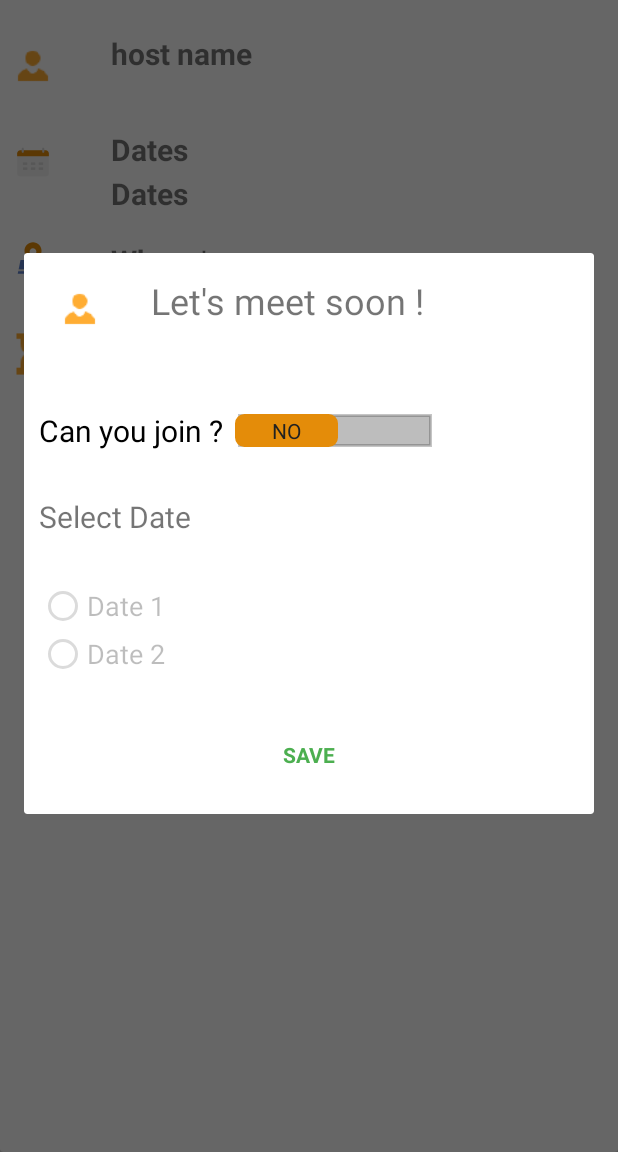
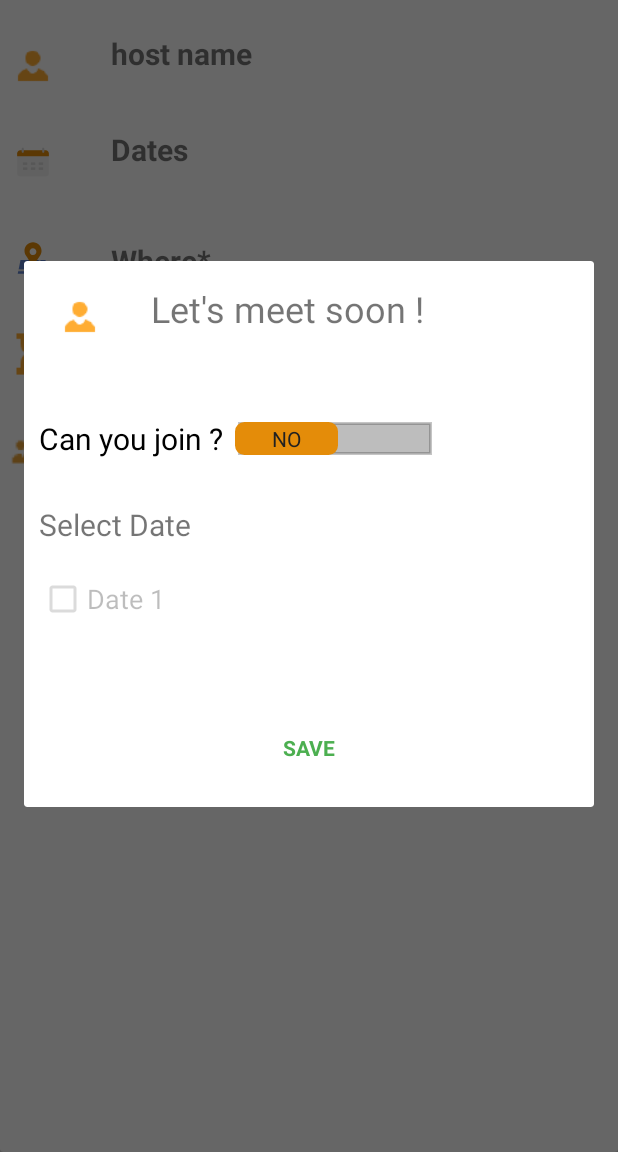
Before and after one commit to CodepathGroup8-JenniferSonali/LetMeetHappen, an Android app: the fragment RespondEventInviteFragment placed in its activity, on a phone screen of 412 x 824 dp, the part 84-1236 px from its top. Run offline under Robolectric (Android 15) with nearby library versions, the light colour scheme and no system bars; our stand-ins replace ButterKnife, Firebase (no records; nobody signed in at launch, a user with empty details on screens opened directly); libraries missing offline, so code that uses them is left out: jp.wasabeef.glide, org.parceler; pictures from the network do not load; 19 statements that could not run were skipped.

Commit message:
Add Attendees to event detail. allow multiple date selection...changed it to checkbox instead of radio group.
Making 2nd date visible only if its available.

```diff
--- a/app/src/main/java/com/example/skarwa/letmeethappen/activities/ViewEventDetailActivity.java
+++ b/app/src/main/java/com/example/skarwa/letmeethappen/activities/ViewEventDetailActivity.java
@@ -11,18 +11,32 @@ import android.view.Menu;
 import android.view.MenuItem;
 import android.view.View;
 import android.widget.Button;
+import android.widget.EditText;
 import android.widget.TextView;
+import android.widget.Toast;
 
 import com.example.skarwa.letmeethappen.R;
 import com.example.skarwa.letmeethappen.fragments.RespondEventInviteFragment;
 import com.example.skarwa.letmeethappen.models.Event;
 import com.example.skarwa.letmeethappen.models.EventStatus;
+import com.example.skarwa.letmeethappen.models.User;
 import com.example.skarwa.letmeethappen.utils.Constants;
 import com.google.firebase.auth.FirebaseAuth;
+import com.google.firebase.database.DataSnapshot;
+import com.google.firebase.database.DatabaseError;
+import com.google.firebase.database.DatabaseReference;
+import com.google.firebase.database.FirebaseDatabase;
+import com.google.firebase.database.ValueEventListener;
 
 import org.parceler.Parcels;
 
+import java.util.ArrayList;
+import java.util.HashMap;
+import java.util.HashSet;
 import java.util.Iterator;
+import java.util.List;
+import java.util.Map;
+import java.util.Set;
 
 import butterknife.BindView;
 import butterknife.ButterKnife;
@@ -37,6 +51,8 @@ public class ViewEventDetailActivity extends AppCompatActivity implements Consta
     String loggedInUserId;
     String loggedInUserDisplayName;
     SharedPreferences sharedPref;
+    Map<String,String> attendeeUsers;
+    DatabaseReference mDatabase;
 
     @BindView(R.id.btnRespond)
     Button btnRespond;
@@ -59,6 +75,9 @@ public class ViewEventDetailActivity extends AppCompatActivity implements Consta
     @BindView(R.id.tvDates2)
     TextView tvDates2;
 
+    @BindView(R.id.etAttendees)
+    EditText etAttendees;
+
     @Override
     protected void onCreate(Bundle savedInstanceState) {
         super.onCreate(savedInstanceState);
@@ -70,6 +89,7 @@ public class ViewEventDetailActivity extends AppCompatActivity implements Consta
                 USER_DETAILS, Context.MODE_PRIVATE);
 
         setSupportActionBar(toolbar);
+        mDatabase = FirebaseDatabase.getInstance().getReference();
 
         mEvent = Parcels.unwrap(getIntent().getParcelableExtra(EVENT_OBJ));
         loggedInUserId = sharedPref.getString(USER_ID, null);
@@ -77,9 +97,42 @@ public class ViewEventDetailActivity extends AppCompatActivity implements Consta
 
         ButterKnife.bind(this);
 
-        generateDetailEventView();
+
         getSupportActionBar().setTitle(mEvent.getEventName());
         getSupportActionBar().setDisplayHomeAsUpEnabled(true);
+
+
+        attendeeUsers = new HashMap<String, String>();
+        for(Map.Entry<String,Boolean> entry : mEvent.getAttendedUser().entrySet()){
+            if(entry.getValue().equals(true)){
+                attendeeUsers.put(entry.getKey(),"");
+            }
+        }
+
+        mDatabase.child(USERS_ENDPOINT).addListenerForSingleValueEvent(new ValueEventListener() {
+            @Override
+            public void onDataChange(DataSnapshot dataSnapshot) {
+                for (DataSnapshot snapshot : dataSnapshot.getChildren()){
+                    User user = snapshot.getValue(User.class);
+                    if(attendeeUsers.containsKey(user.getId())){
+                        attendeeUsers.put(user.getId(),user.getDisplayName());
+                    }
+                }
+                if(attendeeUsers.values().size() > 0){
+                    String attendeeList = attendeeUsers.values().toString();
+                    attendeeList = attendeeList.replaceAll("\\[", "").replaceAll("\\]","");
+                    etAttendees.setText(attendeeList);
+                }
+            }
+
+            @Override
+            public void onCancelled(DatabaseError databaseError) {
+                Log.w(TAG, "onCancelled", databaseError.toException());
+                Toast.makeText(getApplicationContext(), "Failed to load users.",
+                        Toast.LENGTH_SHORT).show();
+            }
+        });
+        generateDetailEventView();
     }
 
     @Override
@@ -112,10 +165,12 @@ public class ViewEventDetailActivity extends AppCompatActivity implements Consta
         tvRSVPDate.setText(mEvent.getAcceptByDate());
         tvHostName.setText(mEvent.getPlannerName());
 
+
         Iterator<String> itr = mEvent.getEventDateOptions().keySet().iterator();
         tvDates.setText(itr.next());
 
         if (itr.hasNext()) {
+            tvDates2.setVisibility(View.VISIBLE);
             tvDates2.setText(itr.next());
         }
 
--- a/app/src/main/java/com/example/skarwa/letmeethappen/fragments/RespondEventInviteFragment.java
+++ b/app/src/main/java/com/example/skarwa/letmeethappen/fragments/RespondEventInviteFragment.java
@@ -10,8 +10,8 @@ import android.view.LayoutInflater;
 import android.view.View;
 import android.view.ViewGroup;
 import android.widget.Button;
+import android.widget.CheckBox;
 import android.widget.ImageView;
-import android.widget.RadioButton;
 import android.widget.Switch;
 import android.widget.TextView;
 
@@ -63,11 +63,11 @@ public class RespondEventInviteFragment extends DialogFragment {
     @BindView(R.id.swResponse)
     Switch response;
 
-    @BindView(R.id.rbDateOption1)
-    RadioButton rbDate1;
+    @BindView(R.id.cbDateOption1)
+    CheckBox cbDate1;
 
-    @BindView(R.id.rbDateOption2)
-    RadioButton rbDate2;
+    @BindView(R.id.cbDateOption2)
+    CheckBox cbDate2;
 
 
     // [START declare_database_ref]
@@ -126,36 +126,34 @@ public class RespondEventInviteFragment extends DialogFragment {
                 .into(ivHostIcon);
 
         String[] dateArray = event.getEventDateOptions().keySet().toArray(new String[2]);
-        rbDate1.setText(dateArray[0]);
-        rbDate1.setEnabled(false);
-        rbDate2.setText(dateArray[1]);
-        rbDate2.setEnabled(false);
+        cbDate1.setText(dateArray[0]);
+        cbDate1.setEnabled(false);
+        if(!dateArray[1].isEmpty()){
+            cbDate2.setVisibility(View.VISIBLE);
+            cbDate2.setText(dateArray[1]);
+            cbDate2.setEnabled(false);
+        } else{
+            cbDate2.setVisibility(View.INVISIBLE);
+        }
 
         if (event.getPlannerMsgToGroup() != null) {
             tvMsg.setText(event.getPlannerMsgToGroup());
         } else {
             tvMsg.setText(Constants.DEFAULT_MSG);
         }
-        //TODO enable yes , no ,send update only when date selected
-        //TODO set date on event when checked
-
         response.setOnClickListener(new View.OnClickListener() {
 
             @Override
             public void onClick(View v) {
                 Log.d(TAG, "Switch selected");
-
-                if(response.isChecked()){
-                    event.addAttendedUser(loggedInUserId, response.isChecked());
+                event.addAttendedUser(loggedInUserId, response.isChecked());
+                if(response.isChecked()) {
                     if (event.getEventDateOptions().size() > 1) {
-                        rbDate1.setEnabled(true);
-                        rbDate2.setEnabled(true);
+                        cbDate1.setEnabled(true);
+                        cbDate2.setEnabled(true);
                     } else {
-                        rbDate1.setChecked(true);
+                        cbDate1.setChecked(true);
                     }
-                } else {
-                    rbDate1.setEnabled(false);
-                    rbDate2.setEnabled(false);
                 }
             }
         });
@@ -173,12 +171,17 @@ public class RespondEventInviteFragment extends DialogFragment {
 
     private void sendUpdate() {
         int attendingCount = 0;
-        if(rbDate1.isChecked()){
-            int value = event.getEventDateOptions().get(rbDate1.getText());
-            event.getEventDateOptions().put(rbDate1.getText().toString(),++value);
-        } else if(rbDate2.isChecked()){
-            int value = event.getEventDateOptions().get(rbDate2.getText());
-            event.getEventDateOptions().put(rbDate2.getText().toString(),++value);
+        boolean isAttending = response.isChecked();
+
+        if(isAttending){
+            if(cbDate1.isChecked()) {
+                int value = event.getEventDateOptions().get(cbDate1.getText());
+                event.getEventDateOptions().put(cbDate1.getText().toString(), ++value);
+            }
+            if(cbDate2.isChecked()){
+                int value = event.getEventDateOptions().get(cbDate2.getText());
+                event.getEventDateOptions().put(cbDate2.getText().toString(),++value);
+            }
         }
 
         //loop a Map
@@ -206,29 +209,19 @@ public class RespondEventInviteFragment extends DialogFragment {
             }
         }
 
-
-
-
-        //TODO update event with response
         Map<String, Boolean> groupMembers = event.getGroup().getMembers();
 
+        //update event with response
         Map<String, Object> childUpdates = new HashMap<>();
         childUpdates.put("/" + EVENTS_ENDPOINT + "/" + event.getId(), event);
 
-        //TODO update event for all the users part of the event
+        //update event for all the users part of the event
         for (String userId : groupMembers.keySet()) {
             childUpdates.put("/" + USER_EVENTS + "/" + userId + "/" + event.getId(), event);
         }
 
         mDatabase.updateChildren(childUpdates);
-
         Intent intent = new Intent(getActivity(), ViewEventsActivity.class);
         startActivity(intent);
-
-        //DatabaseReference groupMembers = mDatabase.child(GROUPS_ENDPOINT).child(event.getGroup().getId()).child("members");
-    }
-
-    private void updateEvent(String userId, boolean response) {
-
     }
 }
--- a/app/src/main/java/com/example/skarwa/letmeethappen/viewholder/EventViewHolder.java
+++ b/app/src/main/java/com/example/skarwa/letmeethappen/viewholder/EventViewHolder.java
@@ -48,6 +48,7 @@ public class EventViewHolder extends RecyclerView.ViewHolder {
 
     public void bindToEvent(Event event, Context context) {
         tvEventName.setText(event.getEventName());
+        tvDate2.setVisibility(View.INVISIBLE);
 
         String dateOptions = event.getEventDateOptions().keySet().toString();
 
--- a/app/src/main/res/layout/activity_event_detail.xml
+++ b/app/src/main/res/layout/activity_event_detail.xml
@@ -9,7 +9,7 @@
 
     <RelativeLayout
         android:layout_width="wrap_content"
-        android:layout_height="wrap_content">
+        android:layout_height="449dp">
 
         <!-- The ActionBar displayed at the top -->
         <include
@@ -58,8 +58,8 @@
             android:layout_width="@dimen/profileSize"
             android:layout_height="@dimen/profileSize"
             android:layout_alignParentStart="true"
+            android:layout_below="@id/ivEventDateIcon"
             android:layout_marginTop="20dp"
-            android:layout_below="@id/ivEventDateIcon"
             android:padding="@dimen/profileImagePadding"
             android:src="@drawable/ic_location" />
 
@@ -67,10 +67,10 @@
             android:id="@+id/tvLocationValue"
             android:layout_width="wrap_content"
             android:layout_height="wrap_content"
+            android:layout_alignTop="@id/ivLocationIcon"
             android:layout_below="@+id/ivEventDateIcon"
             android:layout_marginLeft="30dp"
             android:layout_marginTop="10dp"
-            android:layout_alignTop="@id/ivLocationIcon"
             android:layout_toEndOf="@+id/ivEventDateIcon"
             android:text="@string/locationHint"
             android:textSize="@dimen/titleTextSize"
@@ -95,9 +95,9 @@
             android:layout_alignBottom="@+id/ivSandClockIcon"
             android:layout_below="@+id/ivLocationIcon"
             android:layout_marginLeft="30dp"
+            android:layout_marginTop="20dp"
             android:layout_toEndOf="@+id/ivLocationIcon"
             android:inputType="date"
-            android:layout_marginTop="20dp"
             android:text="Thurs, Oct 13"
             android:textSize="@dimen/titleTextSize"
             android:textStyle="bold" />
@@ -122,6 +122,7 @@
             android:layout_marginLeft="30dp"
             android:layout_toEndOf="@+id/ivEventDateIcon"
             android:paddingTop="2dp"
+            android:visibility="invisible"
             android:text="Dates"
             android:textSize="@dimen/titleTextSize"
             android:textStyle="bold" />
@@ -131,13 +132,47 @@
             style="@style/BorderlessButton"
             android:layout_width="wrap_content"
             android:layout_height="wrap_content"
-            android:layout_below="@+id/ivSandClockIcon"
-            android:layout_centerHorizontal="true"
-            android:layout_margin="20dp"
             android:text="@string/rsvp"
-            android:textSize="@dimen/buttonTextSize" />
+            android:textSize="@dimen/buttonTextSize"
+            android:layout_marginLeft="20dp"
+            android:layout_marginRight="20dp"
+            android:layout_marginTop="20dp"
+            android:layout_below="@+id/etAttendees"
+            android:layout_centerHorizontal="true" />
+
+        <EditText
+            android:id="@+id/etAttendees"
+            android:layout_width="wrap_content"
+            android:layout_height="wrap_content"
+            android:ems="10"
+            android:clickable="false"
+            android:textSize="@dimen/titleTextSize"
+            android:textStyle="bold"
+            android:inputType="textMultiLine"
+            android:background="@null"
+            android:layout_below="@+id/tvRSVPDate"
+            android:layout_alignStart="@+id/tvRSVPDate"
+            android:layout_marginTop="20dp"
+            android:lines="2"
+            android:textColor="@color/secondary_text"
+            android:maxLines="5"
+            android:cursorVisible="false"
+            android:scrollbars="vertical"
+            android:layout_alignParentEnd="true" />
+
+        <ImageView
+            android:id="@+id/ivAttendee"
+            android:layout_width="@dimen/profileSize"
+            android:layout_height="@dimen/profileSize"
+            android:padding="@dimen/profileImagePadding"
+            android:layout_alignParentStart="true"
+            android:layout_alignTop="@+id/etAttendees"
+            app:srcCompat="@drawable/ic_people_icon" />
+
 
     </RelativeLayout>
 
 
+
+
 </android.support.v7.widget.CardView>
--- a/app/src/main/res/layout/fragment_respond_event_invite.xml
+++ b/app/src/main/res/layout/fragment_respond_event_invite.xml
@@ -1,94 +1,89 @@
 <?xml version="1.0" encoding="utf-8"?>
 <RelativeLayout xmlns:android="http://schemas.android.com/apk/res/android"
     xmlns:tools="http://schemas.android.com/tools"
+    android:layout_width="match_parent"
+    android:layout_height="fill_parent"
     android:layout_margin="15dp"
-    android:padding="10dp"
-    android:layout_width="match_parent"
-    android:layout_height="fill_parent">
+    android:padding="10dp">
 
     <ImageView
         android:id="@+id/ivHostIcon"
-        android:textSize="@dimen/subheadingTextSize"
-        android:layout_marginTop="20dp"
-        android:layout_margin="5dp"
-        android:padding="@dimen/profileImagePadding"
         android:layout_width="@dimen/profileSize"
         android:layout_height="@dimen/profileSize"
         android:layout_alignParentStart="true"
         android:layout_alignParentTop="true"
-        android:src="@drawable/ic_host_icon"/>
+        android:layout_margin="5dp"
+        android:layout_marginTop="20dp"
+        android:padding="@dimen/profileImagePadding"
+        android:src="@drawable/ic_host_icon"
+        android:textSize="@dimen/subheadingTextSize" />
 
     <Switch
         android:id="@+id/swResponse"
         style="@style/MySwitchStyle"
         android:layout_width="wrap_content"
         android:layout_height="wrap_content"
+        android:layout_alignParentStart="true"
+        android:layout_below="@+id/ivHostIcon"
         android:layout_marginTop="40dp"
         android:showText="true"
         android:text="Can you join ?"
+        android:textAlignment="viewStart"
         android:textOff="No"
         android:textOn="Yes"
-        android:textAlignment="viewStart"
         android:textSize="@dimen/titleTextSize"
-        tools:text="@string/ask"
-        android:layout_below="@+id/ivHostIcon"
-        android:layout_alignParentStart="true" />
+        tools:text="@string/ask" />
 
     <TextView
         android:id="@+id/tvAvailability"
         android:layout_width="wrap_content"
         android:layout_height="wrap_content"
+        android:layout_alignParentEnd="true"
         android:layout_alignParentStart="true"
         android:layout_below="@+id/swResponse"
         android:layout_marginTop="30dp"
         android:text="@string/availability"
-        android:textSize="@dimen/titleTextSize"
-        android:layout_alignParentEnd="true" />
+        android:textSize="@dimen/titleTextSize" />
 
-    <RadioGroup
-        android:id="@+id/rbGroup"
-        android:layout_width="match_parent"
-        android:layout_height="wrap_content"
-        android:layout_below="@+id/tvAvailability"
-        android:layout_alignParentStart="true"
-        android:layout_marginTop="30dp">
 
-        <RadioButton
-            android:id="@+id/rbDateOption1"
+    <CheckBox
+        android:id="@+id/cbDateOption1"
         android:layout_width="wrap_content"
         android:layout_height="wrap_content"
+        android:layout_marginTop="20dp"
+        android:layout_below="@id/tvAvailability"
         android:text="Date 1"
         android:textSize="@dimen/subheadingTextSize" />
 
-        <RadioButton
-            android:id="@+id/rbDateOption2"
+    <CheckBox
+        android:id="@+id/cbDateOption2"
         android:layout_width="wrap_content"
         android:layout_height="wrap_content"
         android:text="Date 2"
-            android:textSize="@dimen/subheadingTextSize" />
-
-    </RadioGroup>
+        android:textSize="@dimen/subheadingTextSize"
+        android:layout_below="@+id/cbDateOption1"
+        android:layout_alignParentStart="true" />
 
     <Button
         android:id="@+id/btnSendUpdate"
         style="@style/BorderlessButton"
         android:layout_width="wrap_content"
         android:layout_height="wrap_content"
-        android:text="@string/save_button_text"
-        android:textAppearance="@style/TextAppearance.AppCompat.Medium"
+        android:layout_below="@+id/cbDateOption2"
+        android:layout_centerHorizontal="true"
         android:layout_marginTop="21dp"
         android:padding="20dp"
-        android:layout_below="@+id/rbGroup"
-        android:layout_centerHorizontal="true" />
+        android:text="@string/save_button_text"
+        android:textAppearance="@style/TextAppearance.AppCompat.Medium" />
 
     <TextView
         android:id="@+id/tvMsg"
         android:layout_width="wrap_content"
         android:layout_height="wrap_content"
+        android:layout_alignTop="@+id/ivHostIcon"
         android:layout_marginStart="20dp"
+        android:layout_toEndOf="@+id/ivHostIcon"
         android:text="TextView"
-        android:textSize="@dimen/headlineTextSize"
-        android:layout_alignTop="@+id/ivHostIcon"
-        android:layout_toEndOf="@+id/ivHostIcon" />
+        android:textSize="@dimen/headlineTextSize" />
 
 </RelativeLayout>
```
Also changed, not shown: app/src/main/res/drawable-hdpi/ic_people_icon.png (added), app/src/main/res/drawable-mdpi/ic_people_icon.png (added), app/src/main/res/drawable-xhdpi/ic_people_icon.png (added), app/src/main/res/drawable-xxhdpi/ic_people_icon.png (added). Lines whose indentation alone changed are shown as unchanged.
